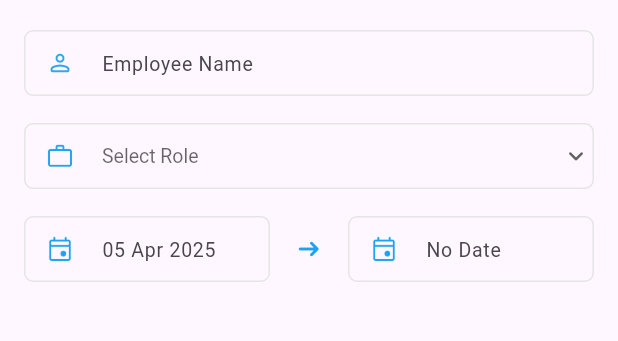
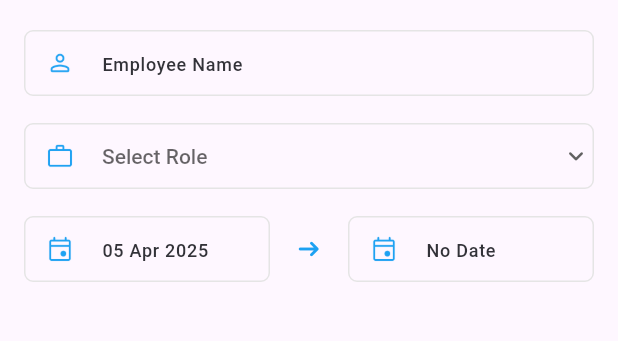
Before and after one commit to sauravsomxz/Employee-Management, a Flutter app: the EmployeeFormPage screen opened directly, on a phone screen of 412 x 824 dp, the part 84-425 px from its top. Run offline on Flutter 3.47's test engine with Material 3 defaults, Android fonts, the light colour scheme and no system bars; our stand-ins replace flutter_bloc, flutter_slidable, hive; accounts and stored records are empty.

Commit message:
Fixed Styling component

```diff
--- a/lib/core/constants/app_colors.dart
+++ b/lib/core/constants/app_colors.dart
@@ -8,6 +8,7 @@ class AppColors {
   static const Color cancelButtonBg = Color(0xFFEDF8FF);
   static const Color borderGrey = Color(0xFFE5E5E5);
   static const Color textColor = Color(0xff323238);
+  static const Color textColor2 = Color(0xff323238);
 
   static const Color textSelectionColor = Color(0x331DA1F2);
 
--- a/lib/core/widgets/custom_drop_down_field.dart
+++ b/lib/core/widgets/custom_drop_down_field.dart
@@ -25,7 +25,11 @@ class CustomDropdownField<T> extends StatelessWidget {
         value: value,
         items: items,
         onChanged: onChanged,
-        style: const TextStyle(fontSize: 13, color: Colors.black),
+        style: const TextStyle(
+          fontSize: 14,
+          fontWeight: FontWeight.w500,
+          color: AppColors.textColor,
+        ),
         decoration: InputDecoration(
           hintText: hintText,
           hintStyle: const TextStyle(fontSize: 13),
--- a/lib/core/widgets/custom_text_field.dart
+++ b/lib/core/widgets/custom_text_field.dart
@@ -30,13 +30,17 @@ class CustomTextField extends StatelessWidget {
         textCapitalization: TextCapitalization.words,
         style: const TextStyle(
           fontSize: 16,
-          fontWeight: FontWeight.w400,
+          fontWeight: FontWeight.w500,
           color: AppColors.textColor,
         ),
         decoration: InputDecoration(
           contentPadding: const EdgeInsets.symmetric(horizontal: 12),
           hintText: hintText,
-          hintStyle: const TextStyle(fontSize: 13),
+          hintStyle: const TextStyle(
+            fontSize: 12,
+            fontWeight: FontWeight.w500,
+            color: AppColors.textColor,
+          ),
           prefixIcon:
               prefixIcon != null
                   ? Padding(
```
